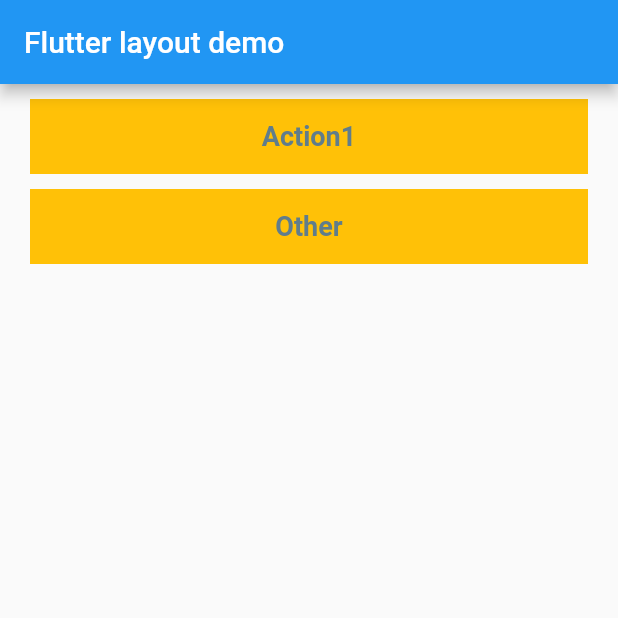
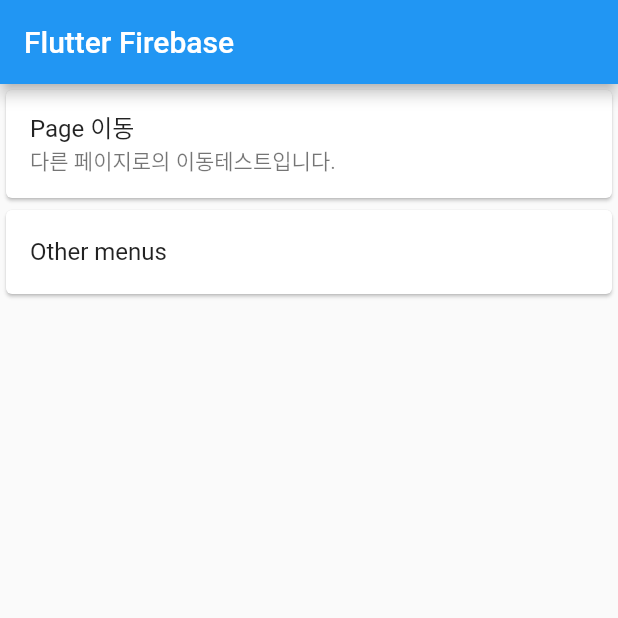
Before and after one commit to KwonSoHyeun/flutter_ui, a Flutter app: the screen it shows after launch, on a phone screen of 412 x 824 dp, the top half of it. Run offline on Flutter 3.47's test engine with Material 2 defaults, Android fonts, the phone set to English and light mode, and no system bars.

Commit message:
다른 페이지로 이동

```diff
--- a/flutter_ui_application/lib/main.dart
+++ b/flutter_ui_application/lib/main.dart
@@ -1,8 +1,7 @@
 import 'package:flutter/material.dart';
+import 'src/route/secondpage.dart';
 
-void main() {
-  runApp(MyApp());
-}
+void main() => runApp(MyApp());
 
 class MyApp extends StatelessWidget {
   @override
@@ -14,49 +13,79 @@ class MyApp extends StatelessWidget {
         // 앱의 테마 설정
         primarySwatch: Colors.blue,
       ),
-        home: Scaffold(
-            appBar: AppBar(
-              title: Text("Flutter layout demo"),
-            ),
-            body: listSection()));
+      home: HomePage(),
+    );
+  }
 }
 
-  Widget listSection() {
-    return ListView(children: <Widget>[
-      Container(
-          margin: const EdgeInsets.only(left: 20, right: 20, top: 10),
-          child: Column(children: <Widget>[
-            Container(
-              height: 50,
-              decoration: BoxDecoration(color: Colors.amber),
-              child: Center(
-                child: Text(
-                  "Action1",
-                  style: TextStyle(
-                      color: Colors.blueGrey,
-                      fontSize: 18,
-                      fontWeight: FontWeight.bold),
+class HomePage extends StatelessWidget {
+  @override
+  Widget build(BuildContext context) {
+    return Scaffold(
+      appBar: AppBar(title: Text("Flutter Firebase")),
+      body: ListView(
+        children: <Widget>[
+          ListTile(
+            title: Text("Page 이동"),
+            subtitle: Text("다른 페이지로의 이동테스트입니다."),
+            onTap: () {
+              Navigator.push(context,
+                  MaterialPageRoute(builder: (context) => SecondRoute()));
+            },
           ),
+          ListTile(
+            title: Text("Other menus"),
+            onTap: () {},
+          )
+        ].map((child) {
+          return Card(
+            child: child,
+          );
+        }).toList(),
       ),
-            ),
-          ])),
-      Container(
-          margin: const EdgeInsets.only(left: 20, right: 20, top: 10),
-          child: Column(children: <Widget>[
-            Container(
-              height: 50,
-              decoration: BoxDecoration(color: Colors.amber),
-              child: Center(
-                child: Text(
-                  "Other",
-                  style: TextStyle(
-                      color: Colors.blueGrey,
-                      fontSize: 18,
-                      fontWeight: FontWeight.bold),
-                ),
-              ),
-            ),
-          ]))
-    ]);
+    );
   }
 }
+// Scaffold(
+//     appBar: AppBar(
+//       title: Text("Flutter layout demo"),
+//     ),
+//     body: Column(children: <Widget>[
+//       Container(
+//         margin: const EdgeInsets.only(left: 20, right: 20, top: 10),
+//         child: RaisedButton(
+//           color: Colors.blueGrey[300],
+//           child: Text(
+//             "Cloud Firestore",
+//             style: TextStyle(color: Colors.white),
+//           ),
+//           onPressed: () {
+//             //Navigator.push(context,
+//             //   MaterialPageRoute(builder: (context) => SecondRoute()));
+
+//             Navigator.of(context).push(
+//                 MaterialPageRoute(builder: (context) => SecondRoute()));
+//           },
+//         ),
+//       ),
+//       Container(
+//           margin: const EdgeInsets.only(left: 20, right: 20, top: 10),
+//           child: Column(children: <Widget>[])),
+//       Container(
+//           margin: const EdgeInsets.only(left: 20, right: 20, top: 10),
+//           child: Column(children: <Widget>[
+//             Container(
+//               height: 50,
+//               decoration: BoxDecoration(color: Colors.amber),
+//               child: Center(
+//                 child: Text(
+//                   "Other",
+//                   style: TextStyle(
+//                       color: Colors.blueGrey,
+//                       fontSize: 18,
+//                       fontWeight: FontWeight.bold),
+//                 ),
+//               ),
+//             ),
+//           ]))
+//     ])));
```
Also changed, not shown: flutter_ui_application/lib/src/route/secondpage.dart (added, +29 -0 lines). Lines whose indentation alone changed are shown as unchanged.
